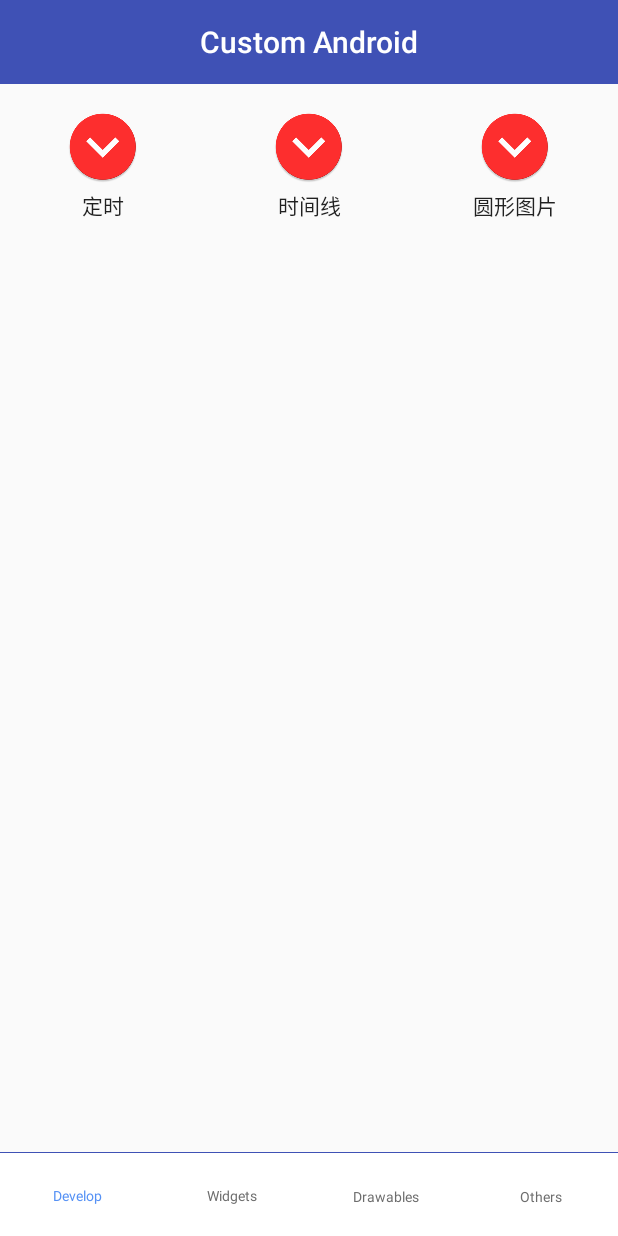
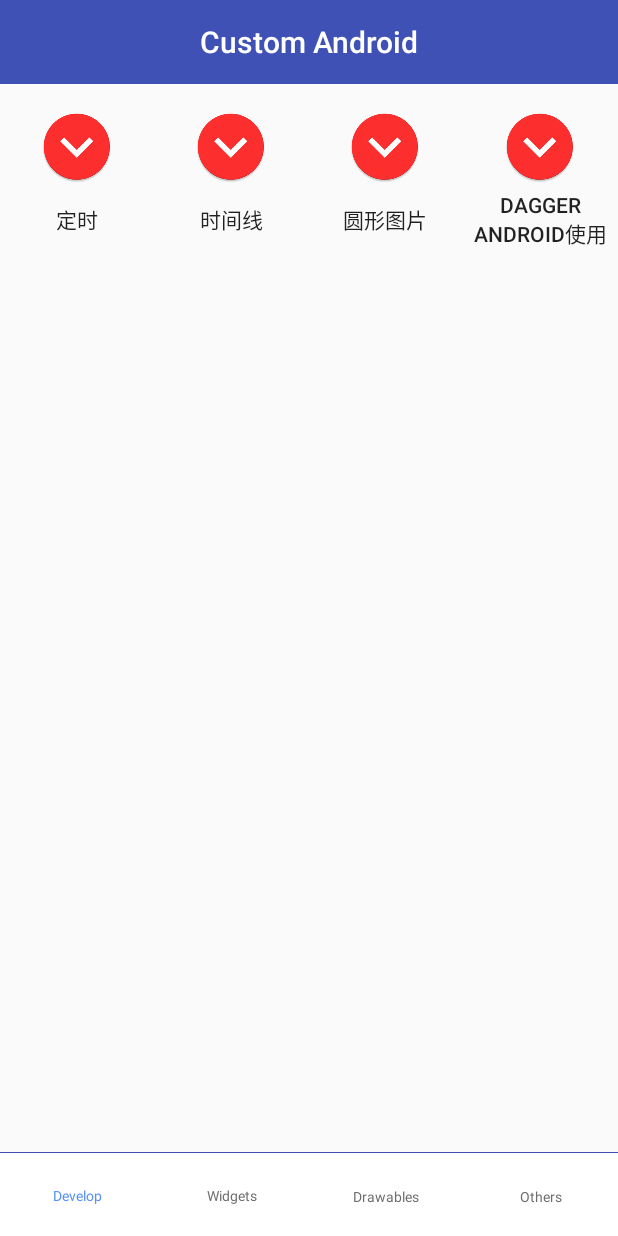
Before and after one commit to RedColinar/CustomAndroid, an Android app: the screen it shows after launch (MainActivity), on a phone screen of 412 x 824 dp. Run offline under Robolectric (Android 15) with nearby library versions, the phone set to English and light mode, and no system bars; our stand-ins replace ButterKnife, Dagger/Hilt's generated code; libraries missing offline, so code that uses them is left out: com.facebook.drawee; 1 statement that could not run was skipped.

Commit message:
try dagger.android

```diff
--- a/app/build.gradle
+++ b/app/build.gradle
@@ -32,6 +32,12 @@ dependencies {
     implementation 'com.jakewharton:butterknife:8.8.1'
     annotationProcessor 'com.jakewharton:butterknife-compiler:8.8.1'
 
+    implementation "com.google.dagger:dagger:$rootProject.daggerVersion"
+    annotationProcessor "com.google.dagger:dagger-compiler:$rootProject.daggerVersion"
+    implementation "com.google.dagger:dagger-android:$rootProject.daggerVersion"
+    implementation "com.google.dagger:dagger-android-support:$rootProject.daggerVersion"
+    annotationProcessor "com.google.dagger:dagger-android-processor:$rootProject.daggerVersion"
+
     implementation project(':BaseTabBar')
     implementation project(':BottomBar')
     implementation project(':ExpandView')
--- a/app/src/main/AndroidManifest.xml
+++ b/app/src/main/AndroidManifest.xml
@@ -5,7 +5,7 @@
     <uses-permission android:name="android.permission.WRITE_EXTERNAL_STORAGE" />
 
     <application
-        android:name=".Application"
+        android:name=".MyApplication"
         android:allowBackup="true"
         android:icon="@mipmap/ic_launcher"
         android:label="@string/app_name"
@@ -25,6 +25,6 @@
         <activity android:name=".tabs.develop.alarm.AlarmActivity" />
         <activity android:name=".tabs.develop.timeline.TimelineActivity" />
         <activity android:name=".tabs.develop.circleImage.CircleActivity" />
+        <activity android:name=".tabs.develop.dagger.DaggerActivity" />
     </application>
-
 </manifest>
--- a/app/src/main/java/com/example/harry/customandroid/Application.java
+++ /dev/null
@@ -1,16 +0,0 @@
-package com.example.harry.customandroid;
-
-import com.facebook.drawee.backends.pipeline.Fresco;
-
-/**
- * CustomAndroid
- * Created by Harry on 2018/4/8.
- */
-
-public class Application extends android.app.Application {
-    @Override
-    public void onCreate() {
-        super.onCreate();
-        Fresco.initialize(this);
-    }
-}
--- /dev/null
+++ b/app/src/main/java/com/example/harry/customandroid/MyApplication.java
@@ -0,0 +1,36 @@
+package com.example.harry.customandroid;
+
+import android.app.Activity;
+import android.app.Application;
+
+import com.example.harry.customandroid.tabs.develop.dagger.DaggerMyAppComponent;
+import com.facebook.drawee.backends.pipeline.Fresco;
+
+import javax.inject.Inject;
+
+import dagger.android.AndroidInjector;
+import dagger.android.DispatchingAndroidInjector;
+import dagger.android.HasActivityInjector;
+
+/**
+ * CustomAndroid
+ * Created by Harry on 2018/4/8.
+ */
+
+public class MyApplication extends Application implements HasActivityInjector {
+
+    @Inject
+    DispatchingAndroidInjector<Activity> activityInjector;
+
+    @Override
+    public void onCreate() {
+        super.onCreate();
+        Fresco.initialize(this);
+        DaggerMyAppComponent.create().inject(this);
+    }
+
+    @Override
+    public AndroidInjector<Activity> activityInjector() {
+        return activityInjector;
+    }
+}
--- a/app/src/main/java/com/example/harry/customandroid/base/BaseActivity.java
+++ b/app/src/main/java/com/example/harry/customandroid/base/BaseActivity.java
@@ -13,6 +13,7 @@ import android.widget.TextView;
 import com.example.harry.customandroid.R;
 
 import butterknife.ButterKnife;
+import dagger.android.AndroidInjection;
 
 /**
  * CustomAndroid
@@ -20,7 +21,7 @@ import butterknife.ButterKnife;
  */
 
 public abstract class BaseActivity extends AppCompatActivity {
-    protected String TAG = getClass().getSimpleName();
+    protected String TAG = this.getClass().getSimpleName();
 
     public abstract @LayoutRes int getLayoutId();
     public abstract @StringRes int getTitleId();
--- a/app/src/main/java/com/example/harry/customandroid/main/fragments/DevelopFragment.java
+++ b/app/src/main/java/com/example/harry/customandroid/main/fragments/DevelopFragment.java
@@ -6,6 +6,7 @@ import com.example.harry.customandroid.R;
 import com.example.harry.customandroid.tabs.develop.alarm.AlarmActivity;
 import com.example.harry.customandroid.base.BaseFragment;
 import com.example.harry.customandroid.tabs.develop.circleImage.CircleActivity;
+import com.example.harry.customandroid.tabs.develop.dagger.DaggerActivity;
 import com.example.harry.customandroid.tabs.develop.timeline.TimelineActivity;
 
 import butterknife.OnClick;
@@ -24,7 +25,8 @@ public class DevelopFragment extends BaseFragment {
     @OnClick({
             R.id.main_develop_alarm,
             R.id.main_develop_timeline,
-            R.id.main_develop_circleImage
+            R.id.main_develop_circleImage,
+            R.id.main_develop_dagger
     })
     void onClick(View view) {
         switch (view.getId()) {
@@ -37,6 +39,8 @@ public class DevelopFragment extends BaseFragment {
             case R.id.main_develop_circleImage:
                 start(CircleActivity.class);
                 break;
+            case R.id.main_develop_dagger:
+                start(DaggerActivity.class);
         }
     }
 }
--- /dev/null
+++ b/app/src/main/java/com/example/harry/customandroid/tabs/develop/dagger/Student.java
@@ -0,0 +1,4 @@
+package com.example.harry.customandroid.tabs.develop.dagger;
+
+public class Student {
+}
--- a/app/src/main/res/layout/fragment_main_develop.xml
+++ b/app/src/main/res/layout/fragment_main_develop.xml
@@ -32,6 +32,12 @@
                 android:drawableTop="@drawable/ic_widget_expand"
                 android:text="@string/circle_image_title" />
 
+            <Button
+                android:id="@+id/main_develop_dagger"
+                style="@style/main_widget_button"
+                android:drawableTop="@drawable/ic_widget_expand"
+                android:text="@string/dagger_title" />
+
         </LinearLayout>
 
     </LinearLayout>
--- a/app/src/main/res/values/strings.xml
+++ b/app/src/main/res/values/strings.xml
@@ -15,4 +15,5 @@
     <string name="image_edit_title">图片编辑</string>
     <string name="timeline_title">时间线</string>
     <string name="circle_image_title">圆形图片</string>
+    <string name="dagger_title">Dagger Android使用</string>
 </resources>
--- a/build.gradle
+++ b/build.gradle
@@ -25,3 +25,7 @@ allprojects {
 task clean(type: Delete) {
     delete rootProject.buildDir
 }
+
+ext {
+    daggerVersion = '2.14.1'
+}
```
Also changed, not shown: app/src/main/java/com/example/harry/customandroid/tabs/develop/dagger/DaggerActivity.java (added, +57 -0 lines), app/src/main/java/com/example/harry/customandroid/tabs/develop/dagger/DaggerActivityModule.java (added, +20 -0 lines), app/src/main/java/com/example/harry/customandroid/tabs/develop/dagger/DaggerActivitySubcomponent.java (added, +39 -0 lines), app/src/main/java/com/example/harry/customandroid/tabs/develop/dagger/DaggerPresenter.java (added, +11 -0 lines), app/src/main/java/com/example/harry/customandroid/tabs/develop/dagger/MyAppComponent.java (added, +16 -0 lines), app/src/main/res/layout/activity_dagger.xml (added, +26 -0 lines).
